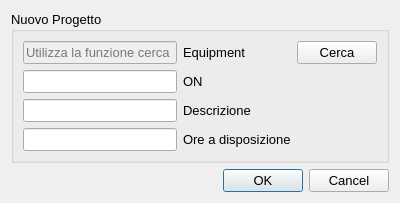
First picture: the form in Include/uis/dlgs/NewProjectDialog.ui, repository pantof/DailyNotes, before the edit.
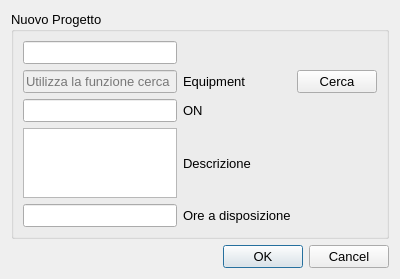
Second picture: the form after the edit.

Patch:
```diff
--- a/Include/uis/dlgs/NewProjectDialog.ui
+++ b/Include/uis/dlgs/NewProjectDialog.ui
@@ -7,7 +7,7 @@
     <x>0</x>
     <y>0</y>
     <width>400</width>
-    <height>200</height>
+    <height>242</height>
    </rect>
   </property>
   <property name="sizePolicy">
@@ -37,45 +37,42 @@
       <string>Nuovo Progetto</string>
      </property>
      <layout class="QGridLayout" name="gridLayout">
-      <item row="0" column="1">
-       <widget class="QLabel" name="label">
+      <item row="5" column="1">
+       <widget class="QLabel" name="label_4">
         <property name="text">
-         <string>Equipment</string>
+         <string>Ore a disposizione</string>
         </property>
        </widget>
       </item>
-      <item row="1" column="0">
-       <widget class="QLineEdit" name="lineEdit_ON"/>
-      </item>
       <item row="2" column="0">
        <widget class="QLineEdit" name="lineEdit_Descrizione"/>
       </item>
       <item row="1" column="1">
+       <widget class="QLabel" name="label">
+        <property name="text">
+         <string>Equipment</string>
+        </property>
+       </widget>
+      </item>
+      <item row="2" column="1">
        <widget class="QLabel" name="label_2">
         <property name="text">
          <string>ON</string>
         </property>
        </widget>
       </item>
-      <item row="2" column="1">
-       <widget class="QLabel" name="label_3">
-        <property name="text">
-         <string>Descrizione</string>
-        </property>
-       </widget>
+      <item row="5" column="0">
+       <widget class="QLineEdit" name="lineEdit_OreDisponibili"/>
       </item>
-      <item row="3" column="0">
-       <widget class="QLineEdit" name="lineEdit_Ore"/>
-      </item>
-      <item row="3" column="1">
-       <widget class="QLabel" name="label_4">
+      <item row="1" column="2">
+       <widget class="QPushButton" name="pushButton_Cerca">
         <property name="text">
-         <string>Ore a disposizione</string>
+         <string>Cerca</string>
         </property>
        </widget>
       </item>
-      <item row="0" column="0">
-       <widget class="QLineEdit" name="lineEdit_Equipment">
+      <item row="1" column="0">
+       <widget class="QLineEdit" name="lineEdit_Equip">
         <property name="enabled">
          <bool>false</bool>
         </property>
@@ -84,13 +81,19 @@
         </property>
        </widget>
       </item>
-      <item row="0" column="2">
-       <widget class="QPushButton" name="pushButton">
+      <item row="0" column="0">
+       <widget class="QLineEdit" name="lineEdit_ClienteID"/>
+      </item>
+      <item row="3" column="1">
+       <widget class="QLabel" name="label_3">
         <property name="text">
-         <string>Cerca</string>
+         <string>Descrizione</string>
         </property>
        </widget>
       </item>
+      <item row="3" column="0">
+       <widget class="QTextEdit" name="textEdit_Descrizione"/>
+      </item>
      </layout>
     </widget>
    </item>
```
Left out of the diff: 6 changed lines with no effect on the pictures.
